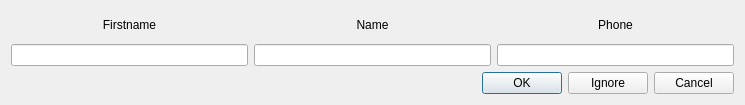
Old version of the form playerinformationformdialog.ui in the repository obiwankennedy/rcm.
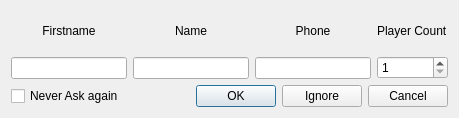
New version of the form.

Commit message: add management of number of people when registrer players.

Diff of the .ui file:
```diff
--- a/playerinformationformdialog.ui
+++ b/playerinformationformdialog.ui
@@ -6,14 +6,14 @@
    <rect>
     <x>0</x>
     <y>0</y>
-    <width>745</width>
-    <height>105</height>
+    <width>459</width>
+    <height>118</height>
    </rect>
   </property>
   <property name="windowTitle">
    <string>Dialog</string>
   </property>
-  <layout class="QVBoxLayout" name="verticalLayout_4">
+  <layout class="QVBoxLayout" name="verticalLayout_5">
    <item>
     <layout class="QHBoxLayout" name="horizontalLayout">
      <item>
@@ -76,7 +76,50 @@
        </item>
       </layout>
      </item>
-    </layout>
+     <item>
+      <layout class="QVBoxLayout" name="verticalLayout_4">
+       <item>
+        <widget class="QLabel" name="label_4">
+         <property name="text">
+          <string>Player Count</string>
+         </property>
+        </widget>
+       </item>
+       <item>
+        <widget class="QSpinBox" name="spinBox">
+         <property name="minimum">
+          <number>1</number>
+         </property>
+         <property name="value">
+          <number>1</number>
+         </property>
+        </widget>
+       </item>
+      </layout>
+     </item>
+    </layout>
+   </item>
+   <item>
+    <layout class="QHBoxLayout" name="horizontalLayout_2">
+     <item>
+      <widget class="QCheckBox" name="m_neverAskAgain">
+       <property name="text">
+        <string>Never Ask again</string>
+       </property>
+      </widget>
+     </item>
+     <item>
+      <spacer name="horizontalSpacer">
+       <property name="orientation">
+        <enum>Qt::Horizontal</enum>
+       </property>
+       <property name="sizeHint" stdset="0">
+        <size>
+         <width>40</width>
+         <height>20</height>
+        </size>
+       </property>
+      </spacer>
    </item>
    <item>
     <widget class="QDialogButtonBox" name="buttonBox">
@@ -87,6 +130,8 @@
       <set>QDialogButtonBox::Cancel|QDialogButtonBox::Ignore|QDialogButtonBox::Ok</set>
      </property>
     </widget>
+     </item>
+    </layout>
    </item>
   </layout>
  </widget>
```
Lines whose indentation alone changed are shown as unchanged. The commit also changes 3 other files.
